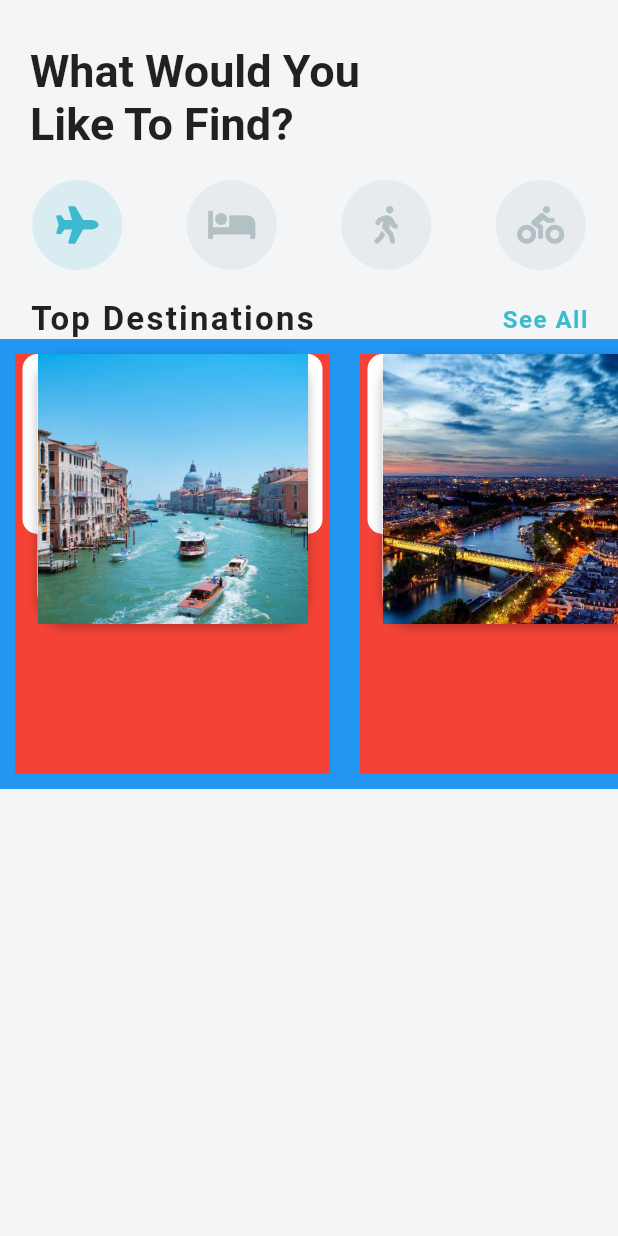
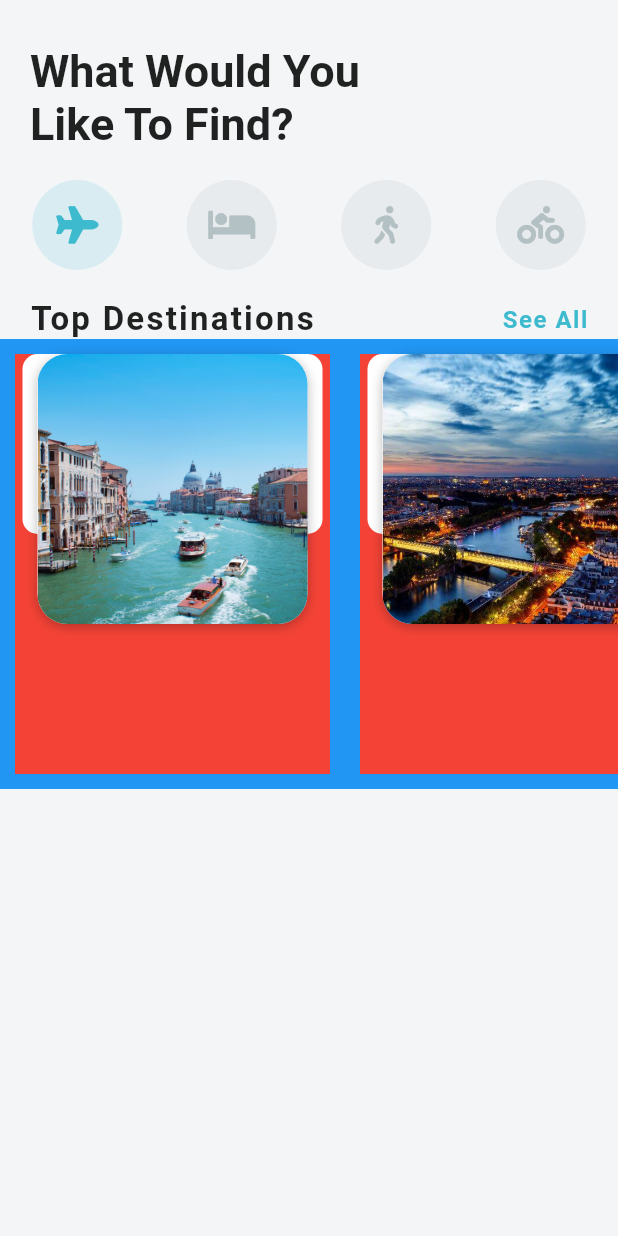
Before and after one commit to JBW7/flutter-apps, a Flutter app: the screen it shows after launch, on a phone screen of 412 x 824 dp. Run offline on Flutter 3.47's test engine with Material 2 defaults, Android fonts, the phone set to English and light mode, and no system bars; our stand-ins replace flutter_spinkit, font_awesome_flutter, math_expressions; missing offline and left inert: lipsum.

Commit message:
make images have rounded corners

```diff
--- a/travel_app/lib/widgets/destination_carousel.dart
+++ b/travel_app/lib/widgets/destination_carousel.dart
@@ -106,11 +106,14 @@ class DestinationCarousel extends StatelessWidget {
 
                               child: Stack(
                                 children: <Widget>[
-                                  Image( // the image of destination
-                                    height: 180.0,
-                                    width: 180.0,
-                                    image: AssetImage(destination.imageUrl), // taken from class destination from destination_model.dart
-                                    fit: BoxFit.cover,
+                                  ClipRRect(
+                                    borderRadius: BorderRadius.circular(20.0),
+                                    child: Image( // the image of destination
+                                      height: 180.0,
+                                      width: 180.0,
+                                      image: AssetImage(destination.imageUrl), // taken from class destination from destination_model.dart
+                                      fit: BoxFit.cover,
+                                    ),
                                   )
                                 ],
                               ),
```
